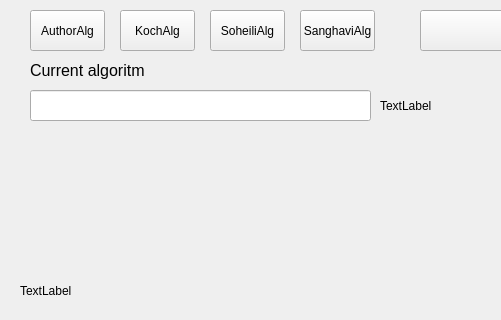
Above: mainwindow.ui from Loksli17/digital-signature-pro-turbo before the change; both pictures show x 0 to 501 and y 0 to 320 of the 800 by 798 pixel window. Below: the same form after it.
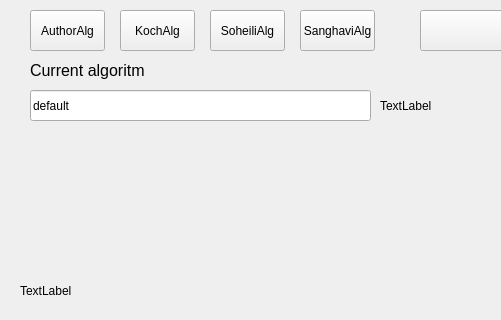
That is the form after the change.

```diff
--- a/mainwindow.ui
+++ b/mainwindow.ui
@@ -322,6 +322,9 @@
       <height>31</height>
      </rect>
     </property>
+    <property name="text">
+     <string>default</string>
+    </property>
    </widget>
    <widget class="QLabel" name="IF">
     <property name="geometry">
```
